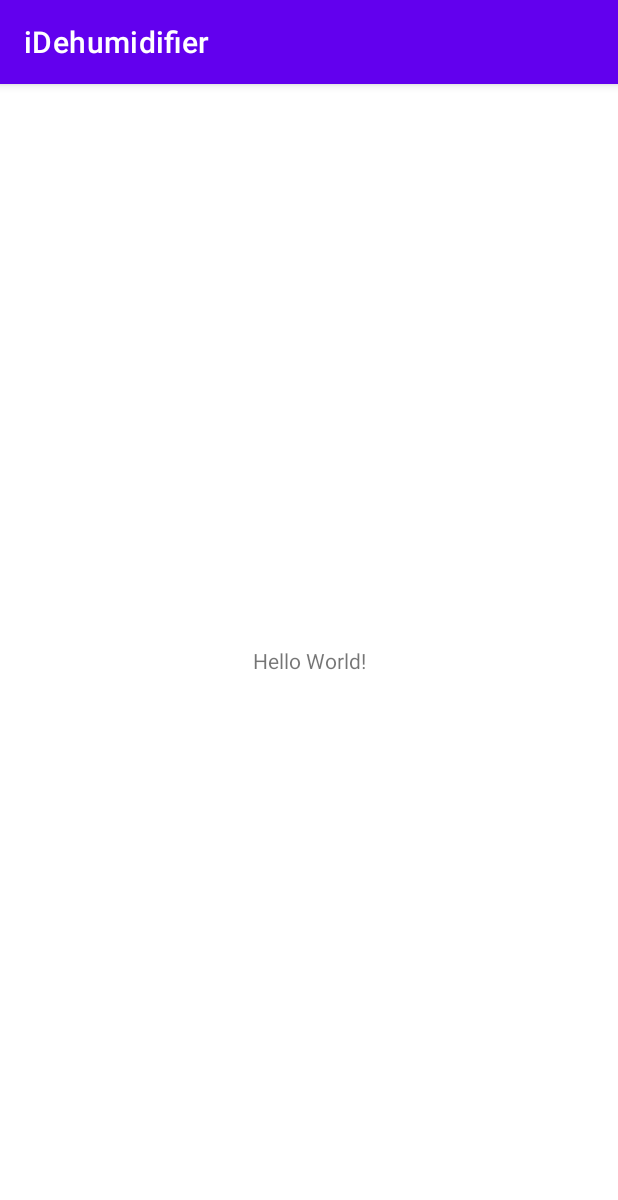
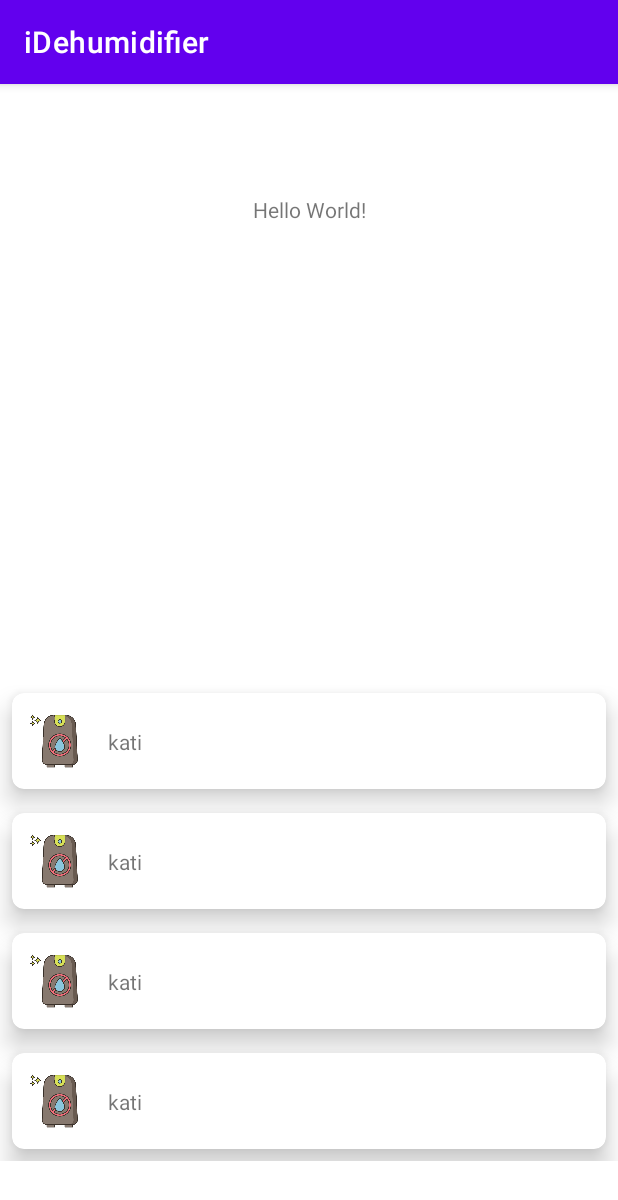
Before and after one commit to Margy-Katinaki/iDehumidifier-, an Android app: the screen it shows after launch (MainActivity), on a phone screen of 412 x 824 dp. Shown: the top 1200 px of the screen. Run offline under Robolectric (Android 15) with nearby library versions, the phone set to English and light mode, and no system bars.

Commit message:
Add dehumidifier adapter
Signed-off-by: Margy <margy2katnk@gmail.com>

```diff
--- a/app/build.gradle
+++ b/app/build.gradle
@@ -1,6 +1,8 @@
 plugins {
     id 'com.android.application'
     id 'org.jetbrains.kotlin.android'
+    id 'kotlin-android'
+    id 'kotlin-android-extensions'
 }
 
 android {
--- /dev/null
+++ b/app/src/main/java/com/example/idehumidifier/Dehumidifier.kt
@@ -0,0 +1,9 @@
+package com.example.idehumidifier
+
+data class Dehumidifier(
+    val id: Int,
+    val name: String,
+    val model: String,
+    val humidity: Double,
+    val temperature: Double
+)
--- /dev/null
+++ b/app/src/main/java/com/example/idehumidifier/DehumidifierAdapter.kt
@@ -0,0 +1,48 @@
+package com.example.idehumidifier
+
+import android.view.LayoutInflater
+import android.view.View
+import android.view.ViewGroup
+import android.widget.TextView
+import androidx.recyclerview.widget.RecyclerView
+
+class DehumidifierAdapter(
+    private val dehumidifiers: MutableList<Dehumidifier>
+): RecyclerView.Adapter<DehumidifierAdapter.DehumidifierViewHolder>() {
+
+   class DehumidifierViewHolder(itemView: View ): RecyclerView.ViewHolder(itemView.rootView){
+       val textView : TextView = itemView.findViewById(R.id.text_view)
+   }
+
+
+    override fun onCreateViewHolder(
+        parent: ViewGroup,
+        viewType: Int
+    ): DehumidifierAdapter.DehumidifierViewHolder {
+        return DehumidifierViewHolder(
+            LayoutInflater.from(parent.context).inflate(
+                R.layout.recycler_view_dehumidifier,
+                parent,
+                false
+            )
+        )
+    }
+
+    override fun onBindViewHolder(
+        holder: DehumidifierAdapter.DehumidifierViewHolder,
+        position: Int
+    ) {
+        val curDehumidifier =dehumidifiers[position]
+        holder.apply {
+            textView.text= curDehumidifier.name
+
+        }
+
+    }
+
+    override fun getItemCount(): Int {
+        return dehumidifiers.size
+    }
+
+
+}
--- a/app/src/main/java/com/example/idehumidifier/MainActivity.kt
+++ b/app/src/main/java/com/example/idehumidifier/MainActivity.kt
@@ -2,10 +2,36 @@ package com.example.idehumidifier
 
 import androidx.appcompat.app.AppCompatActivity
 import android.os.Bundle
+import androidx.recyclerview.widget.LinearLayoutManager
+import kotlinx.android.synthetic.main.activity_main.*
 
 class MainActivity : AppCompatActivity() {
+
     override fun onCreate(savedInstanceState: Bundle?) {
         super.onCreate(savedInstanceState)
         setContentView(R.layout.activity_main)
+
+        val list = mutableListOf<Dehumidifier>()
+
+        val a = Dehumidifier(1, "kati", "kati model", 100.0, 88.0)
+        val b = Dehumidifier(2, "kati", "kati model", 100.0, 88.0)
+        val c = Dehumidifier(3, "kati", "kati model", 100.0, 88.0)
+        val d = Dehumidifier(4, "kati", "kati model", 100.0, 88.0)
+
+        list.add(a)
+        list.add(b)
+        list.add(c)
+        list.add(d)
+
+        val adapter = DehumidifierAdapter(list)
+
+        recycler_view.adapter = adapter
+        recycler_view.layoutManager = LinearLayoutManager(this)
+
+
+
+
+
+
     }
 }
--- a/app/src/main/res/layout/activity_main.xml
+++ b/app/src/main/res/layout/activity_main.xml
@@ -7,12 +7,23 @@
     tools:context=".MainActivity">
 
     <TextView
+        android:id="@+id/text_view"
         android:layout_width="wrap_content"
-        android:layout_height="wrap_content"
+        android:layout_height="250dp"
         android:text="Hello World!"
-        app:layout_constraintBottom_toBottomOf="parent"
         app:layout_constraintLeft_toLeftOf="parent"
         app:layout_constraintRight_toRightOf="parent"
-        app:layout_constraintTop_toTopOf="parent" />
+        app:layout_constraintTop_toTopOf="parent"
+        app:layout_constraintBottom_toTopOf="@id/recycler_view"
+        android:layout_margin="24dp"
+        app:layout_constraintVertical_chainStyle="spread"/>
+
+    <androidx.recyclerview.widget.RecyclerView
+        android:id="@+id/recycler_view"
+        android:layout_width="match_parent"
+        android:layout_height="wrap_content"
+        app:layout_constraintTop_toBottomOf="@id/text_view"
+        app:layout_constraintBottom_toBottomOf="parent"/>
+
 
 </androidx.constraintlayout.widget.ConstraintLayout>
--- /dev/null
+++ b/app/src/main/res/layout/recycler_view_dehumidifier.xml
@@ -0,0 +1,46 @@
+<?xml version="1.0" encoding="utf-8"?>
+<androidx.cardview.widget.CardView xmlns:android="http://schemas.android.com/apk/res/android"
+    android:id="@+id/card_view"
+    android:layout_width="match_parent"
+    android:layout_height="64dp"
+    xmlns:app="http://schemas.android.com/apk/res-auto"
+    app:cardElevation="10dp"
+    app:cardCornerRadius="8dp"
+    android:layout_margin="8dp"
+    app:cardBackgroundColor="@color/white"
+    app:cardMaxElevation="12dp"
+    app:contentPadding="0dp"
+    android:clickable="true"
+    android:focusable="true">
+
+    <androidx.constraintlayout.widget.ConstraintLayout
+        android:layout_width="match_parent"
+        android:layout_height="match_parent">
+
+
+        <ImageView
+            android:id="@+id/image_view"
+            android:layout_width="40dp"
+            android:layout_height="40dp"
+            android:src="@drawable/dehumidifier"
+            app:layout_constraintTop_toTopOf="parent"
+            app:layout_constraintBottom_toBottomOf="parent"
+            app:layout_constraintStart_toStartOf="parent"
+            android:layout_marginStart="8dp"/>
+
+        <TextView
+            android:id="@+id/text_view"
+            android:layout_width="0dp"
+            android:layout_height="wrap_content"
+            app:layout_constraintTop_toTopOf="parent"
+            app:layout_constraintBottom_toBottomOf="parent"
+            app:layout_constraintStart_toEndOf="@id/image_view"
+            app:layout_constraintEnd_toEndOf="parent"
+            android:layout_marginStart="16dp"
+            android:layout_marginEnd="8dp"
+            android:ellipsize="end"/>
+
+    </androidx.constraintlayout.widget.ConstraintLayout>
+
+
+</androidx.cardview.widget.CardView>
```
Also changed, not shown: app/src/main/res/drawable/dehumidifier.png (added).
